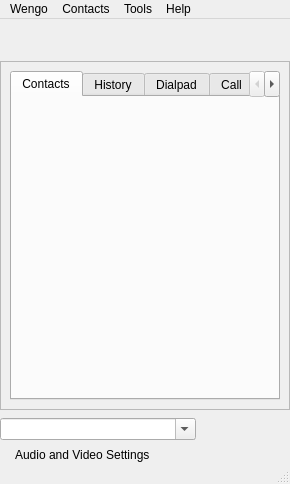
First picture: the form in wengophone/src/presentation/qt/WengoPhoneWindow.ui, repository tkrotoff/WengoPhone, before the edit.
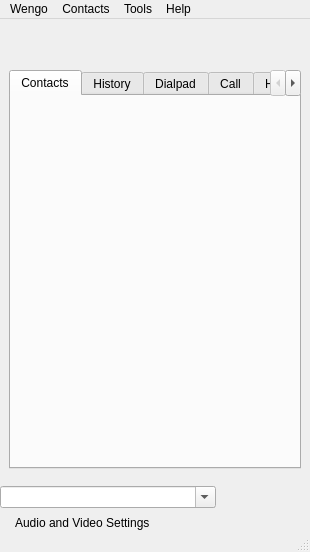
Second picture: the form after the edit. Icons and pictures are not drawn.

Commit message: More work on the contact list widget (work in progress) Bug fix in the profile bar

```diff
--- a/wengophone/src/presentation/qt/WengoPhoneWindow.ui
+++ b/wengophone/src/presentation/qt/WengoPhoneWindow.ui
@@ -8,8 +8,8 @@
    <rect>
     <x>0</x>
     <y>0</y>
-    <width>290</width>
-    <height>484</height>
+    <width>310</width>
+    <height>552</height>
    </rect>
   </property>
   <property name="windowTitle" >
@@ -26,7 +26,7 @@
     <item row="2" column="0" >
      <widget class="QFrame" name="frame" >
       <property name="frameShape" >
-       <enum>QFrame::StyledPanel</enum>
+       <enum>QFrame::NoFrame</enum>
       </property>
       <property name="frameShadow" >
        <enum>QFrame::Raised</enum>
@@ -185,6 +185,9 @@
     </item>
     <item row="0" column="0" >
      <widget class="QFrame" name="iconBar" >
+      <property name="autoFillBackground" >
+       <bool>false</bool>
+      </property>
       <layout class="QGridLayout" >
        <property name="margin" >
         <number>2</number>
@@ -378,8 +381,8 @@
     <rect>
      <x>0</x>
      <y>0</y>
-     <width>290</width>
-     <height>19</height>
+     <width>310</width>
+     <height>21</height>
     </rect>
    </property>
    <widget class="QMenu" name="menuHelp" >
@@ -460,8 +463,8 @@
    <property name="geometry" >
     <rect>
      <x>0</x>
-     <y>465</y>
-     <width>290</width>
+     <y>533</y>
+     <width>310</width>
      <height>19</height>
     </rect>
    </property>
```
The commit also changes 3 other files.
